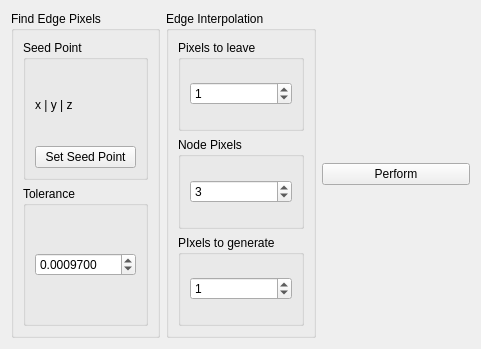
josefkoller/ambient_image_processor, file source/modules/region_curvature_edge_correction/RegionCurvatureEdgeCorrection.ui: the form before one commit.
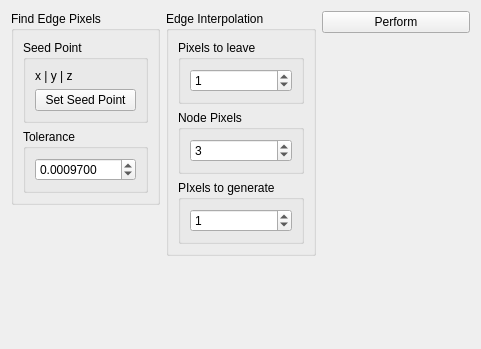
The form after the commit.

Commit message: ui format: maximize horizontally and align to top

Diff of the .ui file:
```diff
--- a/source/modules/region_curvature_edge_correction/RegionCurvatureEdgeCorrection.ui
+++ b/source/modules/region_curvature_edge_correction/RegionCurvatureEdgeCorrection.ui
@@ -14,8 +14,14 @@
    <string>Form</string>
   </property>
   <layout class="QHBoxLayout" name="horizontalLayout">
-   <item>
+   <item alignment="Qt::AlignTop">
     <widget class="QGroupBox" name="groupBox_3">
+     <property name="sizePolicy">
+      <sizepolicy hsizetype="Preferred" vsizetype="Maximum">
+       <horstretch>0</horstretch>
+       <verstretch>0</verstretch>
+      </sizepolicy>
+     </property>
      <property name="title">
       <string>Find Edge Pixels</string>
      </property>
@@ -68,8 +74,14 @@
      </layout>
     </widget>
    </item>
-   <item>
+   <item alignment="Qt::AlignTop">
     <widget class="QGroupBox" name="groupBox_4">
+     <property name="sizePolicy">
+      <sizepolicy hsizetype="Preferred" vsizetype="Maximum">
+       <horstretch>0</horstretch>
+       <verstretch>0</verstretch>
+      </sizepolicy>
+     </property>
      <property name="title">
       <string>Edge Interpolation</string>
      </property>
@@ -125,7 +137,7 @@
      </layout>
     </widget>
    </item>
-   <item>
+   <item alignment="Qt::AlignTop">
     <widget class="QPushButton" name="perform_button">
      <property name="text">
       <string>Perform</string>
```
The commit also changes 20 other files.
